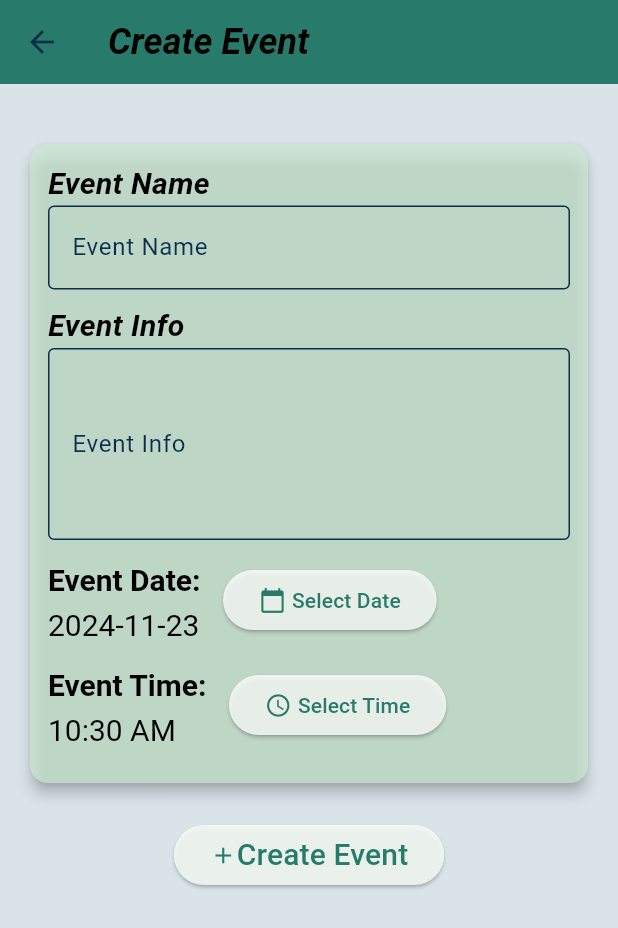
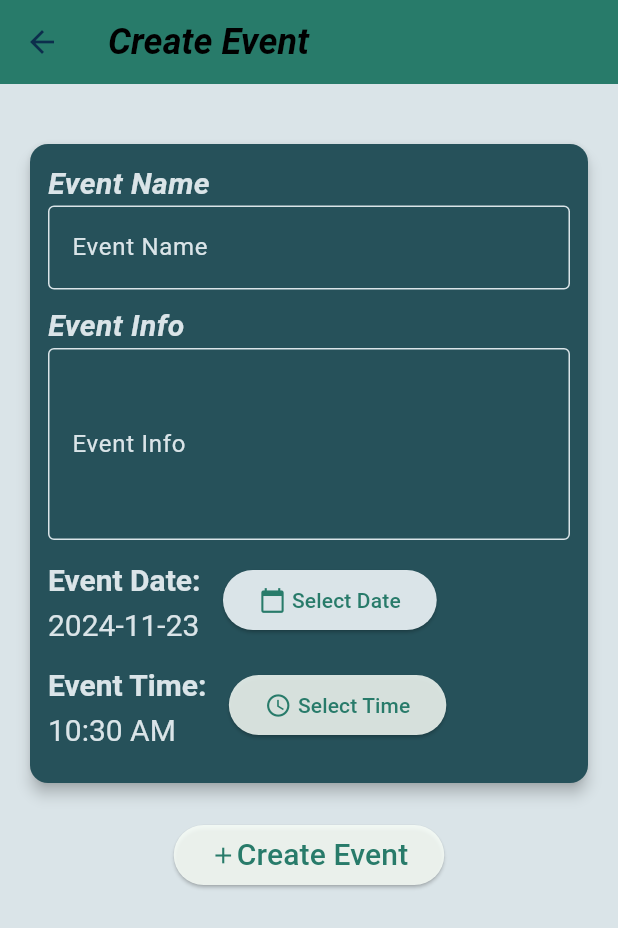
Before and after one commit to Microsoft666666/fin_mentor, a Flutter app: the AdminHomepage screen opened directly, after a tap on "Add Event", on a phone screen of 412 x 824 dp. Shown: the top 928 px of the screen. Run offline on Flutter 3.47's test engine with Material 3 defaults, Android fonts, the phone set to English and light mode, and no system bars; our stand-ins replace cloud_firestore, firebase_auth, firebase_core, shared_preferences; missing offline and left inert: pdfx; accounts and stored records are empty.

Commit message:
Admin styles updated

```diff
--- a/lib/admin/admin_homepage.dart
+++ b/lib/admin/admin_homepage.dart
@@ -1,3 +1,4 @@
+import 'package:fin_mentor/main.dart';
 import 'package:flutter/material.dart';
 import 'package:firebase_auth/firebase_auth.dart';
 import '../auth/authentication.dart';
@@ -30,6 +31,7 @@ class AdminHomepage extends StatelessWidget {
 
       ),
       floatingActionButton: FloatingActionButton.extended(
+        backgroundColor: EventApp.accentColor,
         onPressed: () {
           Navigator.push(
             context,
@@ -39,8 +41,8 @@ class AdminHomepage extends StatelessWidget {
         shape: RoundedRectangleBorder(
           borderRadius: BorderRadius.circular(24),
         ),
-        label: const Text('Add Event'),
-        icon: const Icon(Icons.event),
+        label: Text('Add Event', style: TextStyle(color: EventApp.surfaceColor),),
+        icon: Icon(Icons.event, color: EventApp.surfaceColor,),
       ),
     );
   }
--- a/lib/admin/event_form.dart
+++ b/lib/admin/event_form.dart
@@ -1,4 +1,5 @@
 import 'package:cloud_firestore/cloud_firestore.dart';
+import 'package:fin_mentor/main.dart';
 import 'package:flutter/material.dart';
 
 class EventForm extends StatefulWidget {
@@ -87,7 +88,6 @@ class _EventFormState extends State<EventForm> {
               SizedBox(height: 20),
               Card(
                 elevation: 4,
-                color: Color.fromRGBO(204, 234, 211, 0.7),
                 child: Padding(
                   padding: const EdgeInsets.all(12),
                   child: Form(
@@ -98,14 +98,26 @@ class _EventFormState extends State<EventForm> {
                         Text('Event Name',
                             textAlign: TextAlign.left,
                             style: TextStyle(
-                                color: Colors.black,
+                                color: EventApp.surfaceColor,
                                 fontSize: 20,
                                 fontWeight: FontWeight.bold,
                                 fontStyle: FontStyle.italic)),
                         TextFormField(
+
+                          style: TextStyle(color: EventApp.surfaceColor),
                           decoration: InputDecoration(
                               labelText: 'Event Name',
-                              border: OutlineInputBorder()),
+                              labelStyle: TextStyle(color: EventApp.surfaceColor),
+                            enabledBorder: OutlineInputBorder(
+                              borderSide: BorderSide(color: EventApp.surfaceColor), // Border color when not focused
+                            ),
+                            focusedBorder: OutlineInputBorder(
+                              borderSide: BorderSide(color: EventApp.surfaceColor, width: 2), // Border color when focused
+                            ),
+                            border: OutlineInputBorder(
+                              borderSide: BorderSide(color: EventApp.surfaceColor), // General border color
+                            ),
+                          ),
                           validator: (value) =>
                           value!.isEmpty ? 'Enter event name' : null,
                           onSaved: (value) => _name = value!,
@@ -114,7 +126,7 @@ class _EventFormState extends State<EventForm> {
                         Text('Event Info',
                             textAlign: TextAlign.left,
                             style: TextStyle(
-                                color: Colors.black,
+                                color: EventApp.surfaceColor,
                                 fontSize: 20,
                                 fontWeight: FontWeight.bold,
                                 fontStyle: FontStyle.italic)),
@@ -122,7 +134,16 @@ class _EventFormState extends State<EventForm> {
                           maxLines: 4,
                           decoration: InputDecoration(
                               labelText: 'Event Info',
-                              border: OutlineInputBorder()),
+                              labelStyle: TextStyle(color: EventApp.surfaceColor),
+                            enabledBorder: OutlineInputBorder(
+                              borderSide: BorderSide(color: EventApp.surfaceColor), // Border color when not focused
+                            ),
+                            focusedBorder: OutlineInputBorder(
+                              borderSide: BorderSide(color: EventApp.surfaceColor, width: 2), // Border color when focused
+                            ),
+                            border: OutlineInputBorder(
+                              borderSide: BorderSide(color: EventApp.surfaceColor), // General border color
+                            ),),
                           validator: (value) =>
                           value!.isEmpty ? 'Enter event info' : null,
                           onSaved: (value) => _info = value!,
@@ -133,7 +154,7 @@ class _EventFormState extends State<EventForm> {
                             RichText(
                               text: TextSpan(
                                 style: TextStyle(
-                                  color: Colors.black,
+                                  color: EventApp.surfaceColor,
                                   fontSize: 20,
                                   height: 1.5,
                                 ),
@@ -141,7 +162,7 @@ class _EventFormState extends State<EventForm> {
                                   TextSpan(
                                     text: 'Event Date: \n',
                                     style: TextStyle(
-                                      color: Colors.black,
+                                      color: EventApp.surfaceColor,
                                       fontSize: 20,
                                       fontWeight: FontWeight.bold,
                                     ),
@@ -157,7 +178,7 @@ class _EventFormState extends State<EventForm> {
                             ElevatedButton(
                               style: ElevatedButton.styleFrom(
                                 backgroundColor:
-                                Color.fromRGBO(247, 253, 247, 0.85),
+                                EventApp.surfaceColor,
                               ),
                               onPressed: _pickDate,
                               child: Row(
@@ -178,7 +199,7 @@ class _EventFormState extends State<EventForm> {
                             RichText(
                               text: TextSpan(
                                 style: TextStyle(
-                                  color: Colors.black,
+                                  color: EventApp.surfaceColor,
                                   fontSize: 20,
                                   height: 1.5,
                                 ),
@@ -186,7 +207,7 @@ class _EventFormState extends State<EventForm> {
                                   TextSpan(
                                     text: 'Event Time: \n',
                                     style: TextStyle(
-                                      color: Colors.black,
+                                      color: EventApp.surfaceColor,
                                       fontSize: 20,
                                       fontWeight: FontWeight.bold,
                                     ),
--- a/lib/user/event_list_user.dart
+++ b/lib/user/event_list_user.dart
@@ -45,7 +45,7 @@ class _EventListUserState extends State<EventListUser> {
             bool isSignedUp = signUps.contains(userId);
 
             return Card(
-              color: const Color.fromRGBO(204, 234, 211, 0.5019607843137255),
+
               child: ExpansionTile(
                 onExpansionChanged: (value) {
                   setState(() {
```
Also changed, not shown: lib/admin/admin_resources.dart (+4 -4 lines), lib/admin/event_list_admin.dart (+5 -5 lines).
